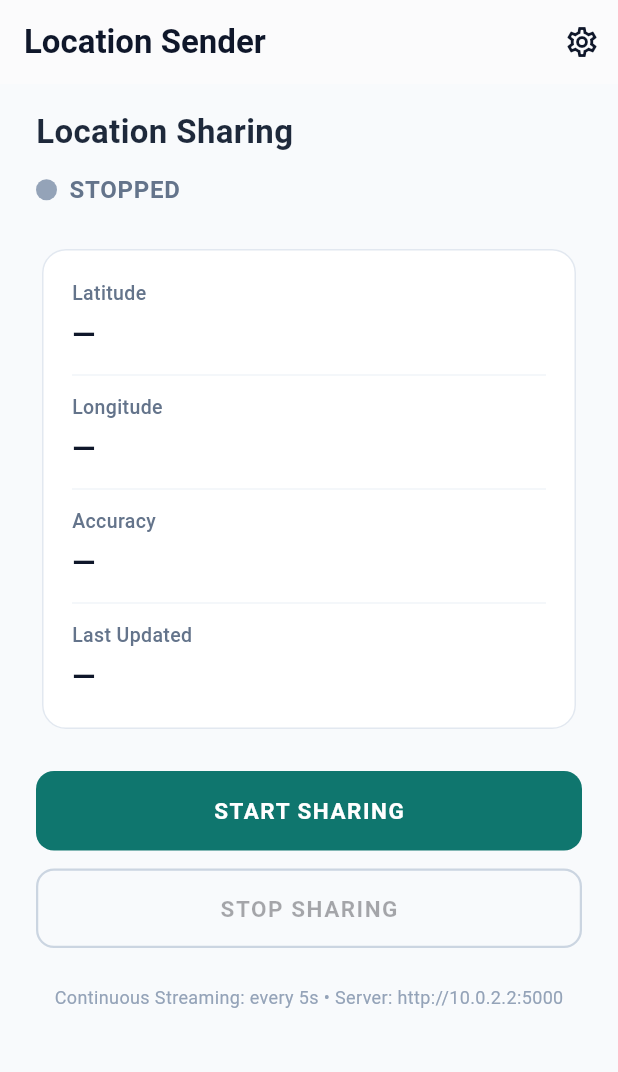
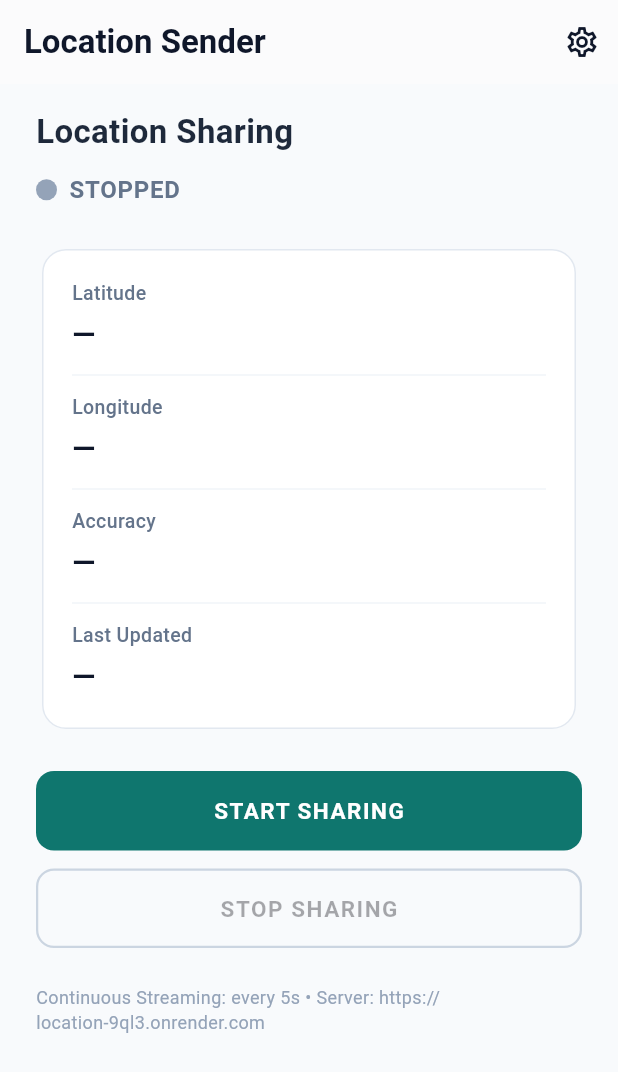
Before and after one commit to vijaykumar64/location, a Flutter app: the SenderScreen screen opened directly, on a phone screen of 412 x 824 dp. Shown: the top 1072 px of the screen. Run offline on Flutter 3.47's test engine with Material 3 defaults, Android fonts, the phone set to English and light mode, and no system bars; our stand-ins replace geolocator, google_maps_flutter, shared_preferences, socket_io_client; accounts and stored records are empty; network calls fail.

Commit message:
feat: configure apps with deployed Render backend URL

```diff
--- a/receiver_app/lib/widgets/server_config_dialog.dart
+++ b/receiver_app/lib/widgets/server_config_dialog.dart
@@ -37,8 +37,8 @@
             controller: _urlController,
             decoration: const InputDecoration(
               border: OutlineInputBorder(),
-              hintText: 'http://10.0.2.2:5000',
-              helperText: 'Emulator: 10.0.2.2:5000 | Device: LAN IP:5000',
+              hintText: 'https://location-9ql3.onrender.com',
+              helperText: 'Production: https://location-9ql3.onrender.com',
             ),
           ),
         ],
--- a/sender_app/lib/widgets/server_config_dialog.dart
+++ b/sender_app/lib/widgets/server_config_dialog.dart
@@ -51,8 +51,8 @@
               controller: _urlController,
               decoration: const InputDecoration(
                 border: OutlineInputBorder(),
-                hintText: 'http://10.0.2.2:5000',
-                helperText: 'Emulator: 10.0.2.2:5000 | Device: LAN IP:5000',
+                hintText: 'https://location-9ql3.onrender.com',
+                helperText: 'Production: https://location-9ql3.onrender.com',
               ),
             ),
             const SizedBox(height: 18),
```
Also changed, not shown: receiver_app/lib/config/app_config.dart (+9 -4 lines), sender_app/lib/config/app_config.dart (+9 -4 lines), 1 other file.
